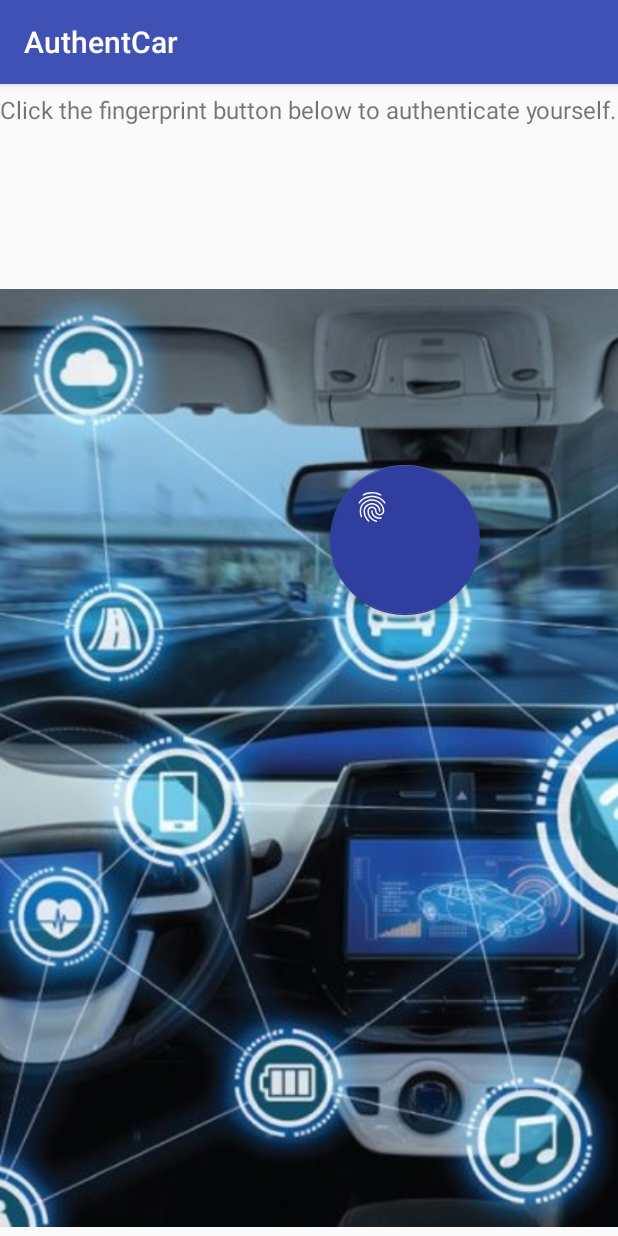
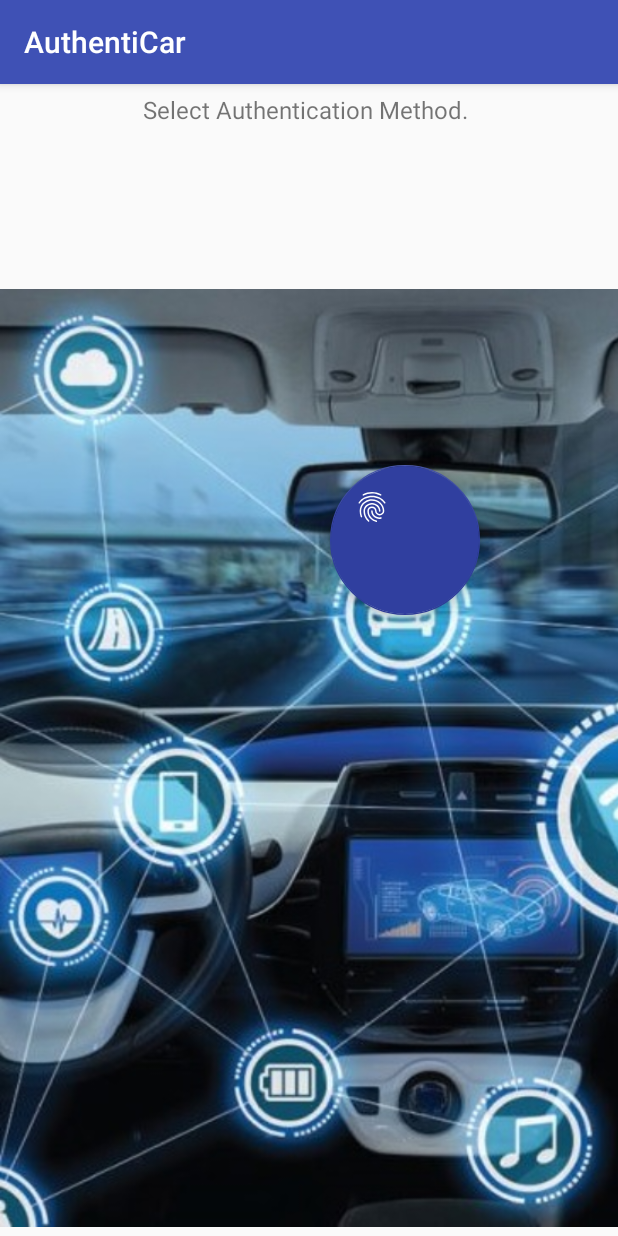
Before and after one commit to liatashk/hackathon_generator, an Android app: the screen it shows after launch (MainActivity), on a phone screen of 412 x 824 dp. Run offline under Robolectric (Android 15) with nearby library versions, the light colour scheme and no system bars.

Commit message:
change string

```diff
--- a/android.app/app/src/main/res/values/strings.xml
+++ b/android.app/app/src/main/res/values/strings.xml
@@ -1,7 +1,7 @@
 <resources>
-    <string name="app_name">AuthentCar</string>
+    <string name="app_name">AuthentiCar</string>
     <string name="action_settings">Settings</string>
-    <string name="authenticate_instructions">Click the fingerprint button below to authenticate yourself.</string>
+    <string name="authenticate_instructions">Select Authentication Method.</string>
     <string name="cancel">Close the app</string>
     <string name="fingerprint_not_recognized">Fingerprint not recognized. Try again.</string>
     <string name="touch_sensor">Touch sensor.</string>
```
